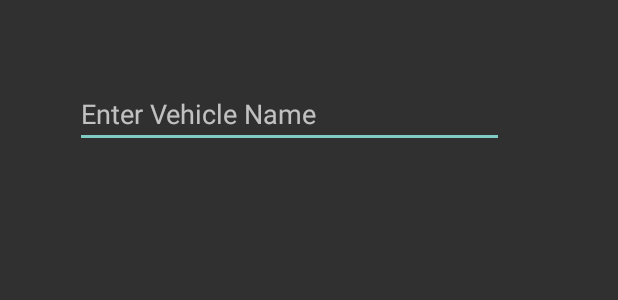
After one commit to slohman/mileageLogger, an Android app: the layout activity_vehiclemaint.xml on its own in the app's theme, with its tools: preview values and no code run, on a phone screen of 412 x 824 dp. The commit adds this screen. Shown: the top 300 px of the screen. Run offline under Robolectric (Android 15) with nearby library versions, the phone set to English and light mode, and no system bars.

Commit message:
Added sql tables for list items so they can be changed during runtime. Need to add menu on vehicle listout for add/edit/delete

```diff
--- a/mileageLogger/src/main/java/com/example/mileagelogger/mileageDBHelper.java
+++ b/mileageLogger/src/main/java/com/example/mileagelogger/mileageDBHelper.java
@@ -17,6 +17,9 @@ public class mileageDBHelper extends SQLiteOpenHelper {
         @Override
         public void onCreate(SQLiteDatabase sqLiteDatabase) {
             sqLiteDatabase.execSQL(LoggerDBManager.Mileage.CREATE_TABLE);
+            sqLiteDatabase.execSQL(LoggerDBManager.Mileage.CREATE_TABLEFUEL);
+            sqLiteDatabase.execSQL(LoggerDBManager.Mileage.CREATE_TABLEUSES);
+            sqLiteDatabase.execSQL(LoggerDBManager.Mileage.CREATE_TABLEVEH);
         }
 
         @Override
--- /dev/null
+++ b/mileageLogger/src/main/res/layout/activity_vehiclemaint.xml
@@ -0,0 +1,22 @@
+<?xml version="1.0" encoding="utf-8"?>
+<android.support.design.widget.CoordinatorLayout xmlns:android="http://schemas.android.com/apk/res/android"
+    xmlns:app="http://schemas.android.com/apk/res-auto"
+    xmlns:tools="http://schemas.android.com/tools"
+    android:layout_width="match_parent"
+    android:layout_height="match_parent"
+    tools:context=".vehMaint">
+
+    <android.support.design.widget.AppBarLayout
+        android:layout_width="match_parent"
+        android:layout_height="wrap_content"
+        android:theme="@style/AppTheme.AppBarOverlay">
+
+
+
+    </android.support.design.widget.AppBarLayout>
+
+    <include layout="@layout/content_vehicles" />
+
+
+
+</android.support.design.widget.CoordinatorLayout>
--- /dev/null
+++ b/mileageLogger/src/main/res/layout/content_vehicles.xml
@@ -0,0 +1,22 @@
+<?xml version="1.0" encoding="utf-8"?>
+<android.support.constraint.ConstraintLayout
+    xmlns:android="http://schemas.android.com/apk/res/android"
+    xmlns:app="http://schemas.android.com/apk/res-auto"
+    xmlns:tools="http://schemas.android.com/tools"
+    android:layout_width="match_parent"
+    android:layout_height="match_parent">
+
+    <EditText
+        android:id="@+id/etvehName"
+        android:layout_width="286dp"
+        android:layout_height="wrap_content"
+        android:layout_marginStart="49dp"
+        android:layout_marginTop="53dp"
+        android:layout_marginEnd="76dp"
+        android:ems="10"
+        android:hint="Enter Vehicle Name"
+        android:inputType="text"
+        app:layout_constraintEnd_toEndOf="parent"
+        app:layout_constraintStart_toStartOf="parent"
+        app:layout_constraintTop_toTopOf="parent" />
+</android.support.constraint.ConstraintLayout>
```
Also changed, not shown: mileageLogger/src/main/AndroidManifest.xml (+6 -2 lines), mileageLogger/src/main/java/com/example/mileagelogger/LoggerDBManager.java (+19 -2 lines), mileageLogger/src/main/java/com/example/mileagelogger/MainActivity.java (+5 -3 lines), mileageLogger/src/main/java/com/example/mileagelogger/listVehicles.java (added, +82 -0 lines), mileageLogger/src/main/java/com/example/mileagelogger/vehMaint.java (added, +35 -0 lines), mileageLogger/src/main/res/layout/vehlist.xml (added, +26 -0 lines), mileageLogger/src/main/res/menu/menu_main.xml (+7 -2 lines), mileageLogger/src/main/res/menu/vehicle_menu.xml (added, +23 -0 lines), mileageLogger/src/main/res/layout/triplist.xml (indentation only).
